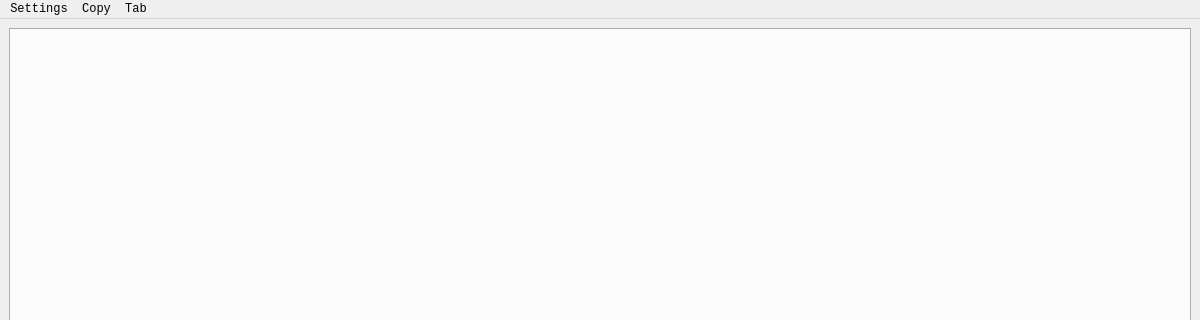
Old version of the form caspy/qt_assets/main.ui in the repository Secozzi/CASpy; both pictures show x 0 to 1200 and y 0 to 320 of the 1200 by 800 pixel window.
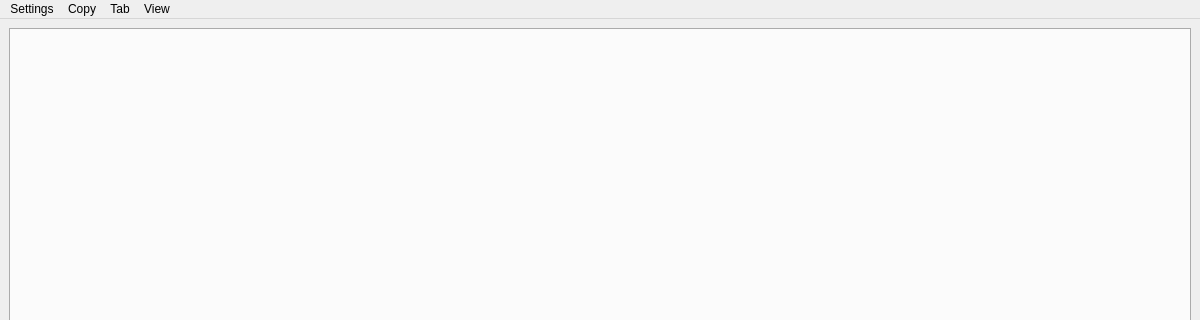
New version of the form. Icons and pictures are not drawn.

Commit message: Added view and splitters plus fixed some in formulas tab

```diff
--- a/caspy/qt_assets/main.ui
+++ b/caspy/qt_assets/main.ui
@@ -49,6 +49,9 @@
   <property name="autoFillBackground">
    <bool>false</bool>
   </property>
+  <property name="styleSheet">
+   <string notr="true">QSplitter::handle {background: white}</string>
+  </property>
   <property name="tabShape">
    <enum>QTabWidget::Rounded</enum>
   </property>
@@ -117,9 +120,17 @@
     <addaction name="actionScientific_Notation"/>
     <addaction name="actionAccuracy"/>
    </widget>
+   <widget class="QMenu" name="menuView">
+    <property name="title">
+     <string>View</string>
+    </property>
+    <addaction name="actionExact_Answer"/>
+    <addaction name="actionApproximate_Answer"/>
+   </widget>
    <addaction name="menuSettings"/>
    <addaction name="menuCopy"/>
    <addaction name="menuTab"/>
+   <addaction name="menuView"/>
   </widget>
   <action name="actionCopy_Exact_Answer">
    <property name="enabled">
```
Left out of the diff: 68 changed lines with no effect on the pictures. The commit also changes 18 other files.
